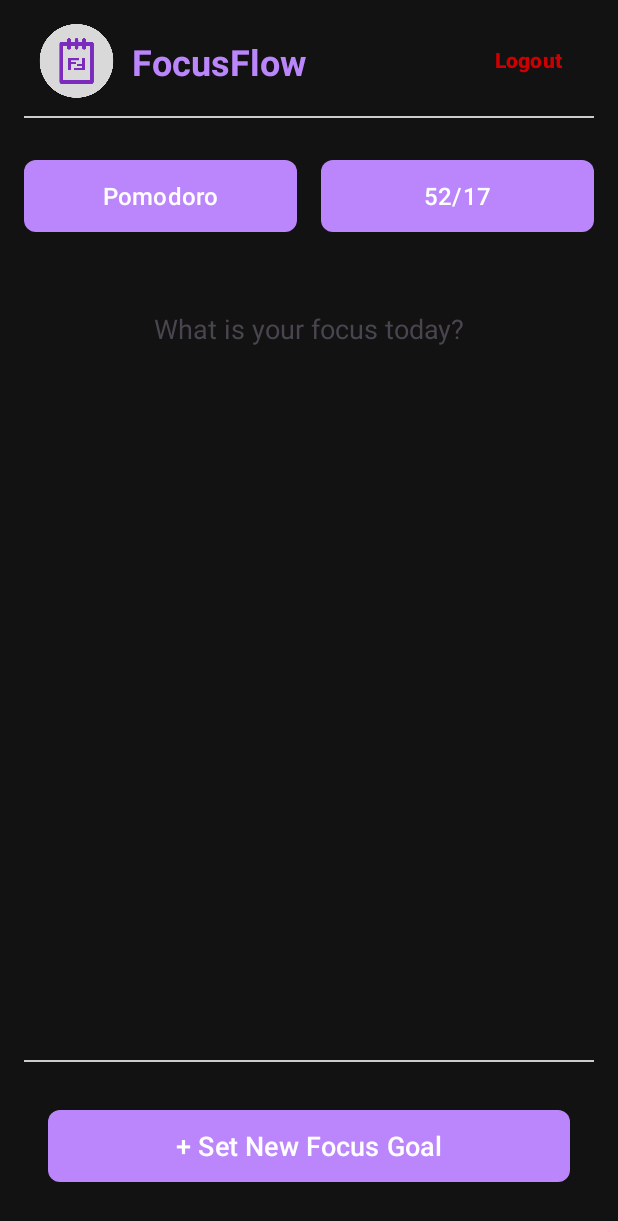
After one commit to javecilla/BSIT3EG1_PROJECT_MAD, an Android app: the MainActivity screen opened directly, with no data from a screen before it, on a phone screen of 412 x 824 dp. The commit adds this screen. Shown: the top 1221 px of the screen. Run offline under Robolectric (Android 15) with nearby library versions, the phone set to English and light mode, and no system bars.

Commit message:
add(ui): implement MainActivity layout and two BottomSheet UIs for creating and reviewing goals

```diff
--- /dev/null
+++ b/app/src/main/res/layout/activity_main.xml
@@ -0,0 +1,136 @@
+<?xml version="1.0" encoding="utf-8"?>
+<androidx.constraintlayout.widget.ConstraintLayout
+    xmlns:android="http://schemas.android.com/apk/res/android"
+    xmlns:app="http://schemas.android.com/apk/res-auto"
+    xmlns:tools="http://schemas.android.com/tools"
+    android:id="@+id/rootLayout"
+    android:layout_width="match_parent"
+    android:layout_height="match_parent"
+    android:background="@color/background_dark"
+    android:padding="16dp"
+    >
+
+    <ImageView
+        android:id="@+id/logo"
+        android:layout_width="50dp"
+        android:layout_height="50dp"
+        android:src="@drawable/focus_flow_logo"
+        android:layout_marginLeft="10dp"
+        app:layout_constraintTop_toTopOf="parent"
+        app:layout_constraintStart_toStartOf="parent" />
+
+    <!-- Logout Button on top right -->
+    <TextView
+        android:id="@+id/appName"
+        android:layout_width="wrap_content"
+        android:layout_height="wrap_content"
+        android:layout_marginStart="12dp"
+        android:text="FocusFlow"
+        android:textColor="@color/purple_500"
+        android:textSize="24sp"
+        android:textStyle="bold"
+        app:layout_constraintBottom_toBottomOf="@id/logo"
+        app:layout_constraintStart_toEndOf="@id/logo"
+        app:layout_constraintTop_toTopOf="@id/logo" />
+
+    <com.google.android.material.button.MaterialButton
+        android:id="@+id/logoutButton"
+        android:layout_width="wrap_content"
+        android:layout_height="wrap_content"
+        android:text="Logout"
+        android:textColor="@android:color/holo_red_dark"
+        android:backgroundTint="@android:color/transparent"
+        android:textStyle="bold"
+        android:padding="8dp"
+        app:cornerRadius="8dp"
+        app:layout_constraintTop_toTopOf="parent"
+        app:layout_constraintEnd_toEndOf="parent" />
+
+    <!-- Divider Below Header -->
+    <View
+        android:id="@+id/divider1"
+        android:layout_width="0dp"
+        android:layout_height="1dp"
+        android:background="#CCCCCC"
+        android:layout_marginTop="20dp"
+        app:layout_constraintTop_toBottomOf="@id/appName"
+        app:layout_constraintStart_toStartOf="parent"
+        app:layout_constraintEnd_toEndOf="parent" />
+
+    <LinearLayout
+        android:id="@+id/buttonRow"
+        android:layout_width="0dp"
+        android:layout_height="wrap_content"
+        android:orientation="horizontal"
+        android:gravity="center"
+        app:layout_constraintTop_toBottomOf="@id/divider1"
+        app:layout_constraintStart_toStartOf="parent"
+        app:layout_constraintEnd_toEndOf="parent"
+        android:layout_marginTop="24dp"
+        android:weightSum="2"
+        >
+
+        <com.google.android.material.button.MaterialButton
+            android:id="@+id/presetButton1"
+            android:layout_width="0dp"
+            android:layout_height="56dp"
+            android:text="Pomodoro"
+            android:textSize="16sp"
+            android:layout_weight="1"
+            android:layout_marginEnd="8dp"
+            app:cornerRadius="8dp"
+            />
+
+        <com.google.android.material.button.MaterialButton
+            android:id="@+id/presetButton2"
+            android:layout_width="0dp"
+            android:layout_height="56dp"
+            android:text="52/17"
+            android:textSize="16sp"
+            android:layout_weight="1"
+            android:layout_marginStart="8dp"
+            app:cornerRadius="8dp"
+            />
+
+    </LinearLayout>
+
+    <!-- Prompt Text -->
+    <TextView
+        android:id="@+id/focusPrompt"
+        android:layout_width="wrap_content"
+        android:layout_height="wrap_content"
+        android:text="What is your focus today?"
+        android:textSize="18sp"
+        app:layout_constraintTop_toBottomOf="@id/buttonRow"
+        app:layout_constraintStart_toStartOf="parent"
+        app:layout_constraintEnd_toEndOf="parent"
+        android:layout_marginTop="48dp"
+        />
+
+    <!-- Set New Focus Goal Button at Bottom -->
+
+    <View
+        android:id="@+id/divider2"
+        android:layout_width="0dp"
+        android:layout_height="1dp"
+        android:layout_marginBottom="28dp"
+        android:background="#CCCCCC"
+        app:layout_constraintBottom_toTopOf="@id/setFocusGoalButton"
+        app:layout_constraintEnd_toEndOf="parent"
+        app:layout_constraintHorizontal_bias="0.0"
+        app:layout_constraintStart_toStartOf="parent" />
+
+    <com.google.android.material.button.MaterialButton
+        android:id="@+id/setFocusGoalButton"
+        android:layout_width="0dp"
+        android:layout_height="56dp"
+        android:text="+ Set New Focus Goal"
+        android:textSize="18sp"
+        app:cornerRadius="8dp"
+        app:layout_constraintBottom_toBottomOf="parent"
+        app:layout_constraintStart_toStartOf="parent"
+        app:layout_constraintEnd_toEndOf="parent"
+        android:layout_margin="16dp"
+        />
+
+</androidx.constraintlayout.widget.ConstraintLayout>
```
Also changed, not shown: app/src/main/AndroidManifest.xml (+5 -12 lines), app/src/main/java/com/example/project/LoginActivity.java (+6 -2 lines), app/src/main/java/com/example/project/MainActivity.java (added, +87 -0 lines), app/src/main/res/drawable/bottom_sheet_background.xml (added, +8 -0 lines), app/src/main/res/layout/bottom_card_active.xml (added, +101 -0 lines), app/src/main/res/layout/bottom_card_create.xml (added, +115 -0 lines), app/src/main/res/drawable/focus_flow_logo.png (added).
